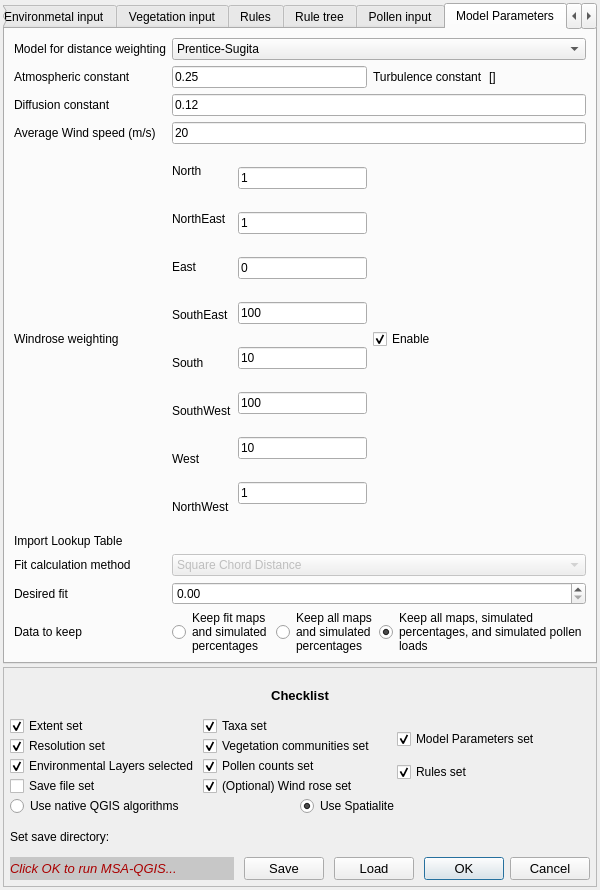
First picture: the form in MSA_QGIS_dialog_base.ui, repository ThyavdBerg/MSA-Q, before the edit.
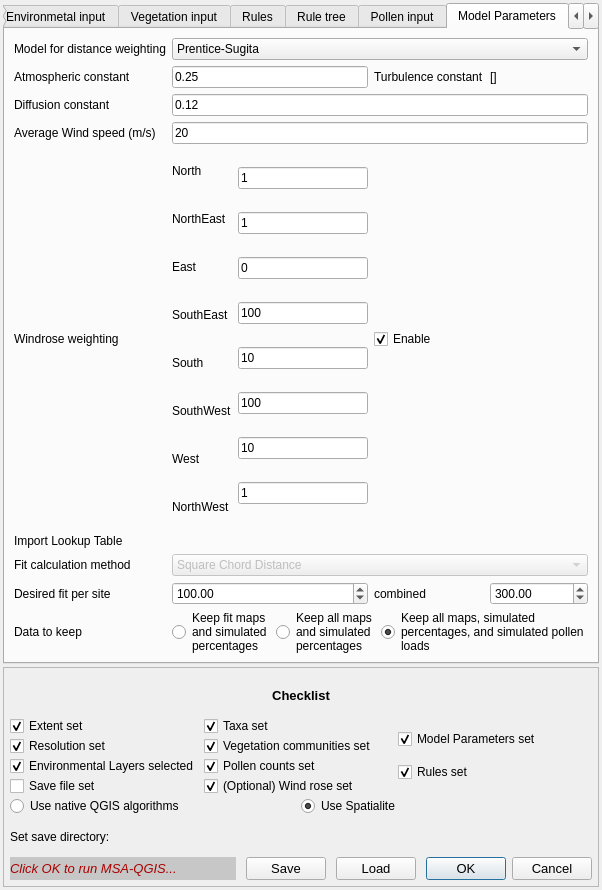
Second picture: the form after the edit. Custom widgets are drawn as their Qt base class.

Commit message: Automatically discards maps with bad fit, made start of replacing non-fstring with fstrings for sql statements etc

```diff
--- a/MSA_QGIS_dialog_base.ui
+++ b/MSA_QGIS_dialog_base.ui
@@ -9,7 +9,7 @@
    <rect>
     <x>0</x>
     <y>0</y>
-    <width>600</width>
+    <width>602</width>
     <height>890</height>
    </rect>
   </property>
@@ -1300,16 +1300,13 @@
            </property>
           </widget>
          </item>
-         <item row="9" column="1" colspan="3">
-          <widget class="QDoubleSpinBox" name="doubleSpinBox_fit"/>
-         </item>
          <item row="9" column="0">
           <widget class="QLabel" name="label_fit">
            <property name="toolTip">
             <string>Desired fit threshold that simulated pollen for every site should meet. Maps of which the simulated pollen counts are below the desired fit will not be saved.</string>
            </property>
            <property name="text">
-            <string>Desired fit</string>
+            <string>Desired fit per site</string>
            </property>
           </widget>
          </item>
@@ -1496,6 +1493,36 @@
            </item>
           </layout>
          </item>
+         <item row="9" column="1">
+          <widget class="QDoubleSpinBox" name="doubleSpinBox_fit">
+           <property name="maximum">
+            <double>200.000000000000000</double>
+           </property>
+           <property name="value">
+            <double>100.000000000000000</double>
+           </property>
+          </widget>
+         </item>
+         <item row="9" column="2">
+          <widget class="QLabel" name="label_16">
+           <property name="toolTip">
+            <string>Desired fit threshold that the cumulative fit of all sites should not exceed. Best possible fit is 0 (no difference at all sites), worst possible fit is 200 * number of sites.</string>
+           </property>
+           <property name="text">
+            <string>combined</string>
+           </property>
+          </widget>
+         </item>
+         <item row="9" column="3">
+          <widget class="QDoubleSpinBox" name="doubleSpinBox_cumulFit">
+           <property name="maximum">
+            <double>999999999.000000000000000</double>
+           </property>
+           <property name="value">
+            <double>300.000000000000000</double>
+           </property>
+          </widget>
+         </item>
         </layout>
        </widget>
        <widget class="QWidget" name="tab_metadata">
@@ -1523,7 +1550,7 @@
        <rect>
         <x>0</x>
         <y>0</y>
-        <width>592</width>
+        <width>594</width>
         <height>218</height>
        </rect>
       </property>
```
Left out of the diff: 10 changed lines with no effect on the pictures. The commit also changes 2 other files.
